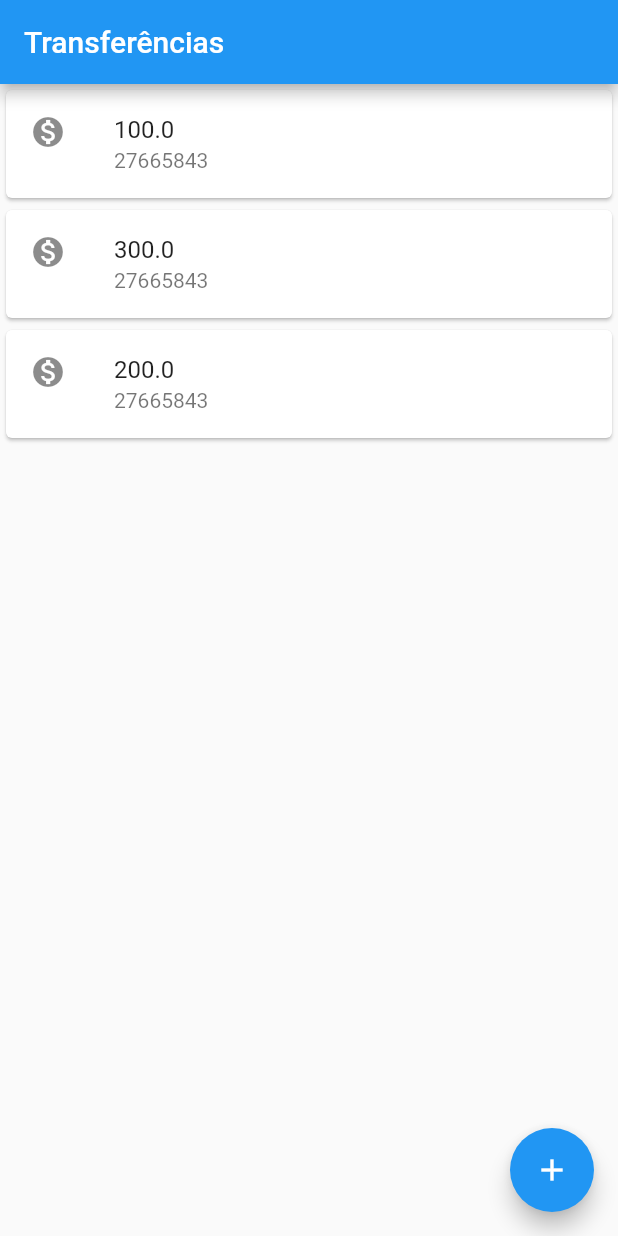
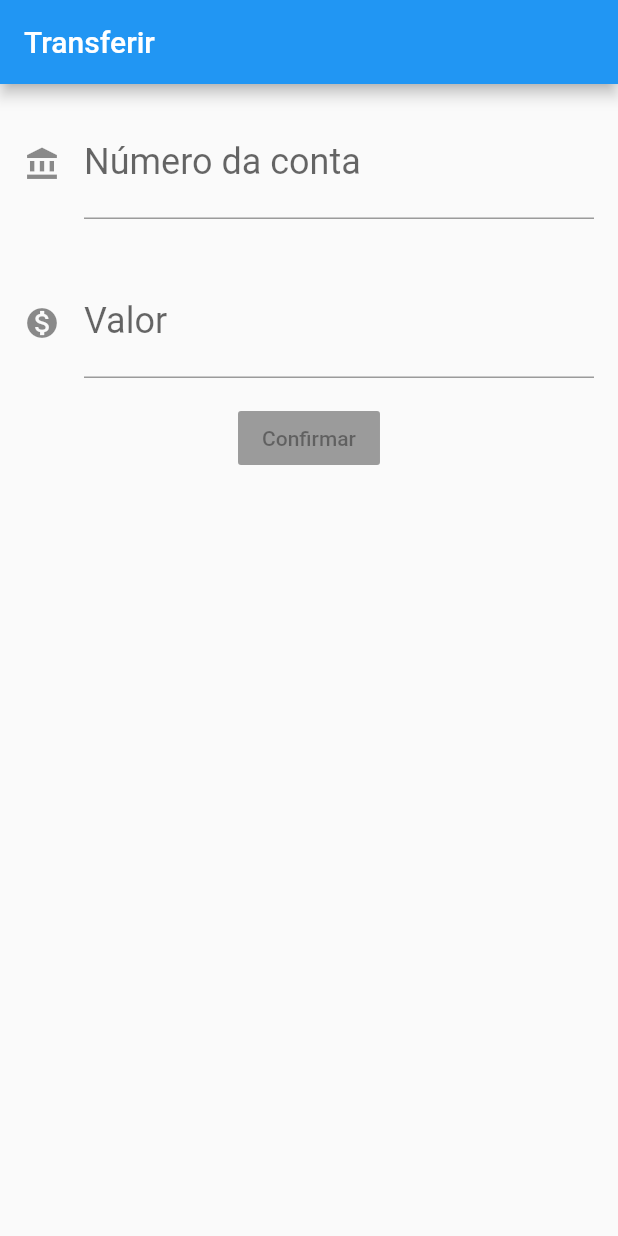
Before and after one commit to busatoju/Bytebank, a Flutter app: the screen it shows after launch, on a phone screen of 412 x 824 dp. Run offline on Flutter 3.47's test engine with Material 2 defaults, Android fonts, the phone set to English and light mode, and no system bars.

Commit message:
Implementando tela de trasferir

```diff
--- a/lib/main.dart
+++ b/lib/main.dart
@@ -1,33 +1,30 @@
 import 'package:flutter/material.dart';
 
-void main() => runApp(MaterialApp(
+void main() => runApp(BytebankApp());
 
-    home: Scaffold(
-      appBar: AppBar(
-          title: Text('Transferências')
-      ),
-        body: ListaTransferencias(),
-      floatingActionButton: FloatingActionButton(
-          onPressed: () {  },
-          child: Icon(Icons.add),
-      ),
-    ),
-));
-
-class ListaTransferencias extends StatelessWidget{
+class ListaTransferencias extends StatelessWidget{ //Lista de transferências utilizando herdando um widget estatico
   @override
   Widget build(BuildContext context) {
-   return Column(
-     children: <Widget>[
-       ItemTransferencia(Transferencia(100,27665843)),
-       ItemTransferencia(Transferencia(300,27665843)),
-       ItemTransferencia(Transferencia(200,27665843)),
-     ],
+   return Scaffold(
+     appBar: AppBar( //Barra azul na parte superior
+         title: Text('Transferências') //Titulo da appbar
+     ),
+     body: Column( //Colunas de Transferências
+       children: <Widget>[
+         ItemTransferencia(Transferencia(100,27665843)),
+         ItemTransferencia(Transferencia(300,27665843)),
+         ItemTransferencia(Transferencia(200,27665843)),
+       ],
+     ),
+     floatingActionButton: FloatingActionButton( //Botão de adicionar mais uma tranferência
+       onPressed: () {  },
+       child: Icon(Icons.add), // Tipo do botão, no caso o sinal de '+'
+     ),
    );
   }
 
 }
-class ItemTransferencia extends StatelessWidget {
+class ItemTransferencia extends StatelessWidget { // Item transferência Criado para melhorar a legibilidade do código e reaproveitamento
 
   final Transferencia _transferencia;
 
@@ -46,9 +43,67 @@ class ItemTransferencia extends StatelessWidget {
   }
 }
 
-class Transferencia {
+class Transferencia { //Transferência criada para melhorar legibilidade e reaproveitar código
   final double valor;
   final int numeroConta;
 
   const Transferencia(this.valor, this.numeroConta);
 }
+class FormularioTransferencia extends StatelessWidget {
+  @override
+  Widget build(BuildContext context) {
+    return Scaffold(
+      appBar: AppBar(
+          title: Text('Transferir')),
+      body: Column(
+        children: <Widget>[
+          Padding(
+            padding: const EdgeInsets.all(16.0),
+            child: TextField(
+              style: TextStyle(
+                fontSize: 24.0,
+              ),
+              decoration: InputDecoration(
+                icon: Icon(Icons.account_balance),
+                labelText: 'Número da conta',
+                  hintText: '00000000',
+
+              ),
+              keyboardType: TextInputType.number,
+            ),
+          ),
+          Padding(
+            padding: const EdgeInsets.all(16.0),
+            child: TextField(
+              style: TextStyle(
+                fontSize: 24.0
+              ),
+              decoration: InputDecoration(
+                icon: Icon(Icons.monetization_on),
+                labelText: 'Valor',
+                hintText: '0.00',
+              ),
+                keyboardType: TextInputType.number,
+
+            ),
+          ),
+          RaisedButton(
+            child: Text('Confirmar'),
+          ),
+        ],
+      ),
+       );
+
+  }
+}
+class BytebankApp extends StatelessWidget{
+  @override
+  Widget build(BuildContext context) {
+    // TODO: implement build
+    return MaterialApp(
+        home: Scaffold(
+        body: FormularioTransferencia(),
+        ),
+    );
+  }
+}
```
